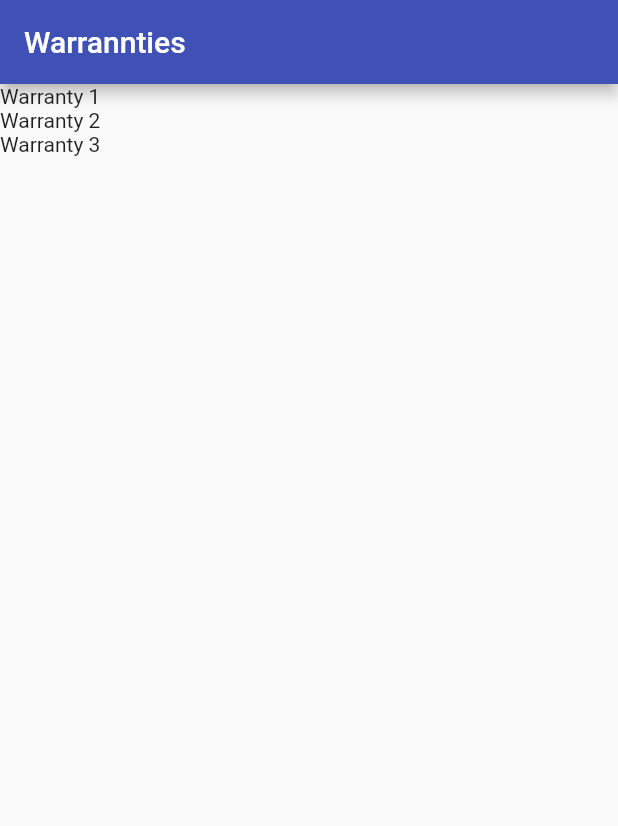
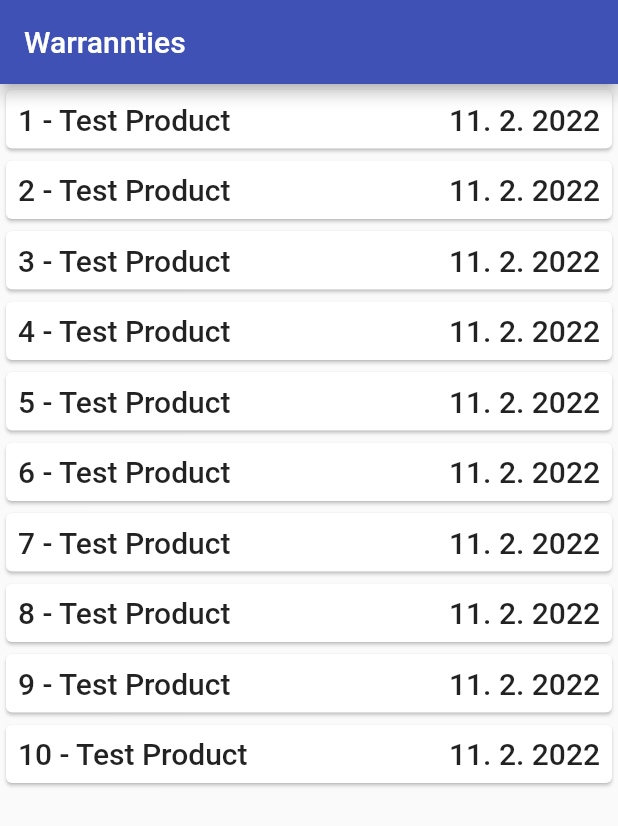
Before and after one commit to masterdodo/warranty-track, a Flutter app: the screen it shows after launch, on a phone screen of 412 x 824 dp. Shown: the top 826 px of the screen. Run offline on Flutter 3.47's test engine with Material 2 defaults, Android fonts, the phone set to English and light mode, and no system bars.

Commit message:
some basic UI, warranty class impl, list setup

```diff
--- /dev/null
+++ b/lib/models/warranty.dart
@@ -0,0 +1,17 @@
+class Warranty {
+  String id;
+  String name;
+  String imageSrc;
+  DateTime expiryDate;
+
+  Warranty(this.id, this.name, this.imageSrc, this.expiryDate);
+
+  Map<String, dynamic> toJson() {
+    return {
+      'id': id,
+      'name': name,
+      'imageSrc': imageSrc,
+      'expiryDate': expiryDate,
+    };
+  }
+}
--- a/lib/screens/general/warranty_list/components/warranty_item.dart
+++ b/lib/screens/general/warranty_list/components/warranty_item.dart
@@ -1,15 +1,48 @@
 import 'package:flutter/material.dart';
+import 'package:garancija_app/models/warranty.dart';
 
 class WarrantyItem extends StatefulWidget {
-  const WarrantyItem({Key? key}) : super(key: key);
+  final String itemId;
+
+  const WarrantyItem({Key? key, required this.itemId}) : super(key: key);
 
   @override
   _WarrantyItemState createState() => _WarrantyItemState();
 }
 
 class _WarrantyItemState extends State<WarrantyItem> {
+  late final Warranty item;
+
+  @override
+  void initState() {
+    item = Warranty(widget.itemId, "Test Product", "img.png", DateTime.now());
+    super.initState();
+  }
+
   @override
   Widget build(BuildContext context) {
-    return Container();
+    return Card(
+      child: Padding(
+        padding: const EdgeInsets.all(8.0),
+        child: Column(
+          children: <Widget>[
+            Row(
+              children: <Widget>[
+                Expanded(
+                  child: Text(
+                    "${item.id} - ${item.name}",
+                    style: Theme.of(context).textTheme.headline6,
+                  ),
+                ),
+                Text(
+                  '${item.expiryDate.day}. ${item.expiryDate.month}. ${item.expiryDate.year}',
+                  style: Theme.of(context).textTheme.headline6,
+                ),
+              ],
+            ),
+          ],
+        ),
+      ),
+    );
   }
 }
--- a/lib/screens/general/warranty_list/warranty_list_screen.dart
+++ b/lib/screens/general/warranty_list/warranty_list_screen.dart
@@ -1,4 +1,5 @@
 import 'package:flutter/material.dart';
+import 'package:garancija_app/screens/general/warranty_list/components/warranty_item.dart';
 
 class WarrantyList extends StatefulWidget {
   const WarrantyList({Key? key, required this.title}) : super(key: key);
@@ -10,6 +11,8 @@ class WarrantyList extends StatefulWidget {
 }
 
 class _WarrantyListState extends State<WarrantyList> {
+  final List warranties = ["1", "2", "3", "4", "5", "6", "7", "8", "9", "10"];
+
   @override
   Widget build(BuildContext context) {
     return Scaffold(
@@ -18,10 +21,8 @@ class _WarrantyListState extends State<WarrantyList> {
       ),
       body: Center(
         child: ListView(
-          children: const <Widget>[
-            Text("Warranty 1"),
-            Text("Warranty 2"),
-            Text("Warranty 3"),
+          children: <WarrantyItem>[
+            ...warranties.map((warranty) => WarrantyItem(itemId: warranty)),
           ],
         ),
       ),
```
Also changed, not shown: 1 other file.
